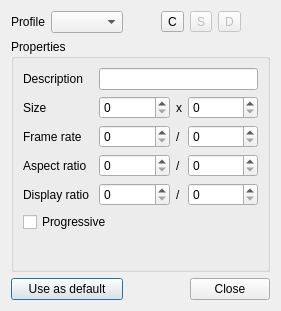
This is src/widgets/profiledialog_ui.ui in KDE/kdenlive as Qt 5 draws it before an edit. The edited form follows.
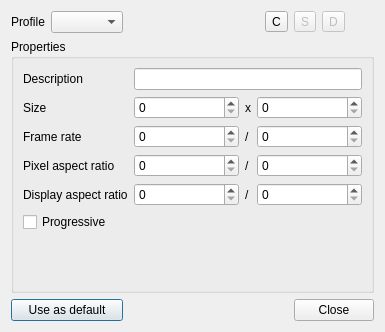
This is the edited form. Custom widgets are drawn as their Qt base class.

Commit message: Use PAR and DAR instead of Aspect ratio and Display ratio which are ambiguous for translators and users

Diff of the .ui file:
```diff
--- a/src/widgets/profiledialog_ui.ui
+++ b/src/widgets/profiledialog_ui.ui
@@ -5,8 +5,8 @@
    <rect>
     <x>0</x>
     <y>0</y>
-    <width>263</width>
-    <height>311</height>
+    <width>385</width>
+    <height>332</height>
    </rect>
   </property>
   <property name="windowTitle" >
@@ -123,7 +123,7 @@
       <item row="3" column="0" >
        <widget class="QLabel" name="label_9" >
         <property name="text" >
-         <string>Aspect ratio</string>
+         <string>Pixel aspect ratio</string>
         </property>
        </widget>
       </item>
@@ -149,7 +149,7 @@
       <item row="4" column="0" >
        <widget class="QLabel" name="label_10" >
         <property name="text" >
-         <string>Display ratio</string>
+         <string>Display aspect ratio</string>
         </property>
        </widget>
       </item>
```
